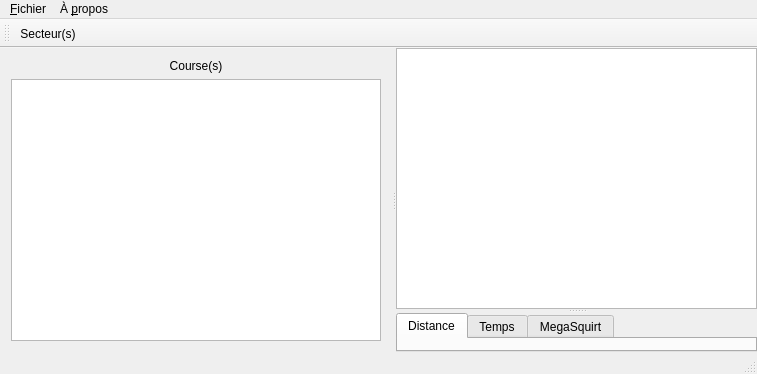
Old version of the form MainWindow.ui in the repository xaviermawet/EcoManager2013Experimental.
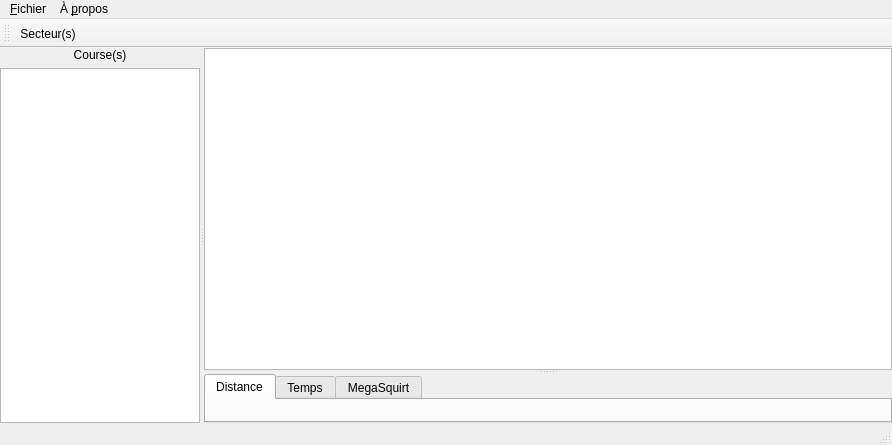
New version of the form. Icons and pictures are not drawn.

Commit message: Correction des derniers bugs

Diff of the .ui file:
```diff
--- a/MainWindow.ui
+++ b/MainWindow.ui
@@ -6,8 +6,8 @@
    <rect>
     <x>0</x>
     <y>0</y>
-    <width>757</width>
-    <height>374</height>
+    <width>892</width>
+    <height>445</height>
    </rect>
   </property>
   <property name="windowTitle">
@@ -27,8 +27,17 @@
       <property name="orientation">
        <enum>Qt::Horizontal</enum>
       </property>
-      <widget class="QWidget" name="verticalLayoutWidget">
-       <layout class="QVBoxLayout" name="raceVerticalLayout">
+      <widget class="QFrame" name="raceFrame">
+       <property name="maximumSize">
+        <size>
+         <width>200</width>
+         <height>16777215</height>
+        </size>
+       </property>
+       <layout class="QVBoxLayout" name="raceVerticalLayout_2">
+        <property name="margin">
+         <number>0</number>
+        </property>
         <item>
          <widget class="QLabel" name="raceLabel">
           <property name="text">
@@ -107,7 +116,7 @@
     <rect>
      <x>0</x>
      <y>0</y>
-     <width>757</width>
+     <width>892</width>
      <height>20</height>
     </rect>
    </property>
```
Left out of the diff: 4 changed lines with no effect on the pictures. The commit also changes 2 other files.
